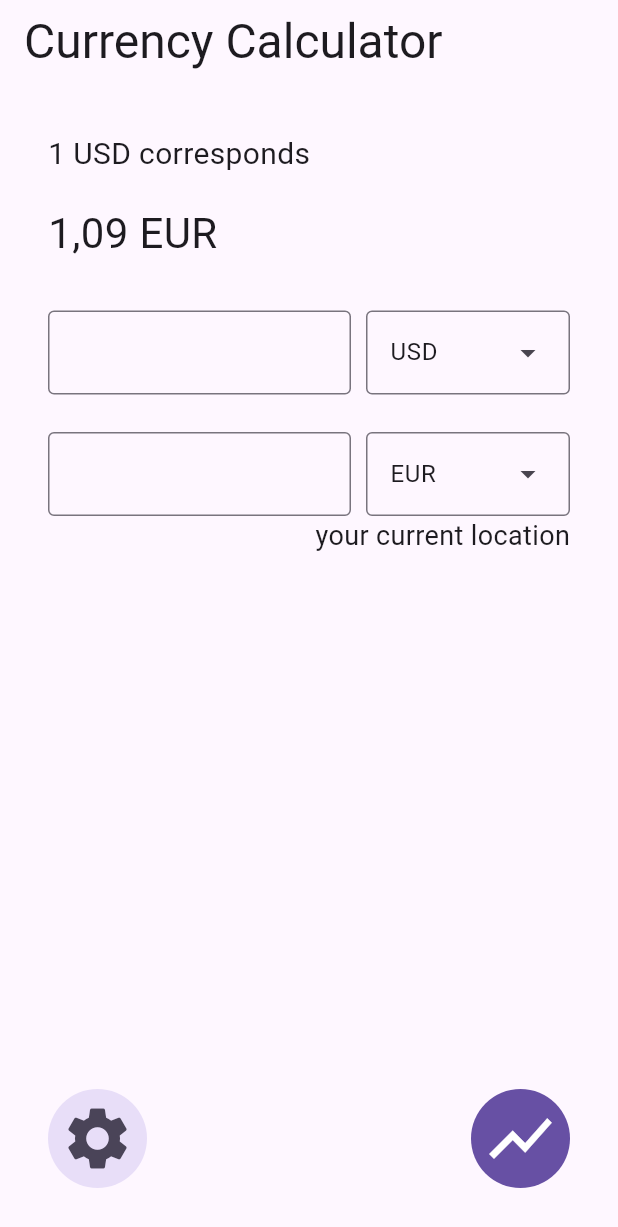
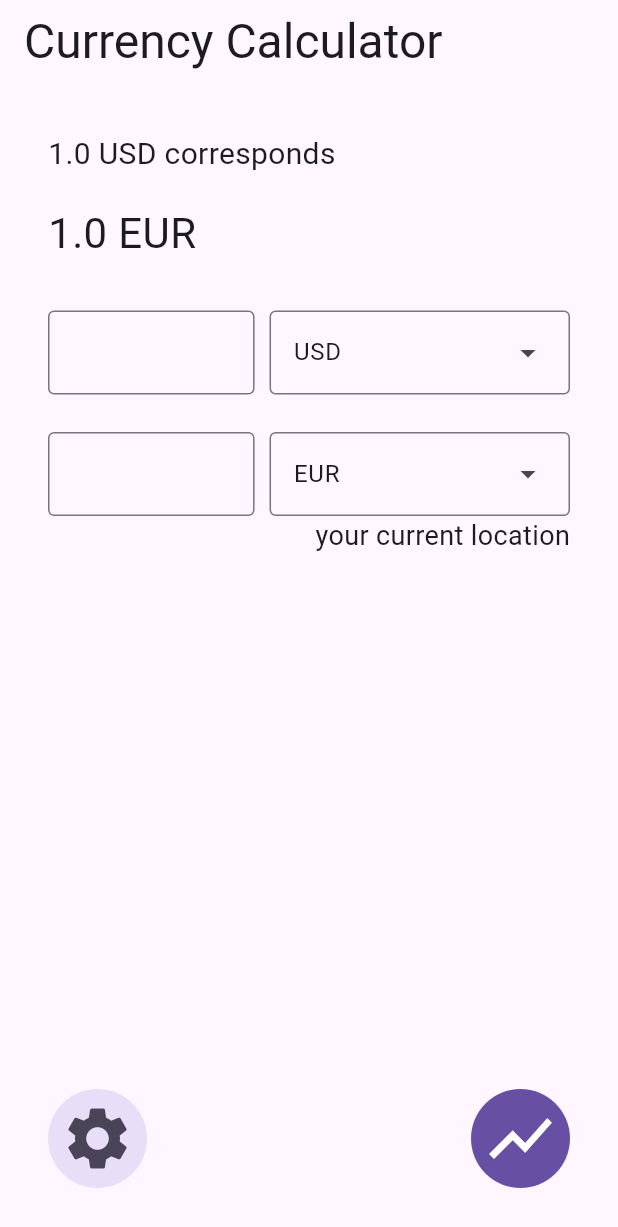
Before and after one commit to cleenc0de/currency-converter, a Flutter app: the screen it shows after launch, on a phone screen of 412 x 824 dp. Shown: the top 1227 px of the screen. Run offline on Flutter 3.47's test engine with Material 3 defaults, Android fonts, the phone set to English and light mode, and no system bars; our stand-ins replace fl_chart, geocoding, geolocator.

Commit message:
show rate

```diff
--- a/currency_converter/lib/screens/currency_converter_screen.dart
+++ b/currency_converter/lib/screens/currency_converter_screen.dart
@@ -21,8 +21,8 @@ class CurrencyConverterState extends State<CurrencyConverter> {
   dynamic currencyProvider;
   final TextEditingController _fromController = TextEditingController();
   final TextEditingController _toController = TextEditingController();
-  final CurrencyRateApi _currencyRateApi =
-  CurrencyRateApi();
+  final CurrencyRateApi _currencyRateApi = CurrencyRateApi();
+  double _rate = 1.0;
   bool _isConverting = false;
   bool _isLoading = false; // TODO: wait until current location is loading
 
@@ -46,16 +46,19 @@ class CurrencyConverterState extends State<CurrencyConverter> {
     _isConverting = true;
     try {
       double fromValue = double.parse(_fromController.text);
-      double rate = await _currencyRateApi.getExchangeRate(
+      _rate = await _currencyRateApi.getExchangeRate(
           currencyProvider.selectedCurrencyFrom,
           currencyProvider.selectedCurrencyTo);
-      double toValue = fromValue * rate;
+      double toValue = fromValue * _rate;
       _toController.value = TextEditingValue(text: toValue.toStringAsFixed(2));
     } catch (e) {
       log('\n Error in _onFromChanged: $e\n');
     } finally {
+      setState(() {
         _isConverting = false;
         _isLoading = false;
+
+      });
     }
   }
 
@@ -65,17 +68,20 @@ class CurrencyConverterState extends State<CurrencyConverter> {
     _isConverting = true;
     try {
       double toValue = double.parse(_toController.text);
-      double rate = await _currencyRateApi.getExchangeRate(
+      _rate = await _currencyRateApi.getExchangeRate(
           currencyProvider.selectedCurrencyTo,
           currencyProvider.selectedCurrencyFrom);
-      double fromValue = toValue * rate;
+      double fromValue = toValue * _rate;
       _fromController.value =
           TextEditingValue(text: fromValue.toStringAsFixed(2));
     } catch (e) {
       log('Error in _onToChanged: $e');
     } finally {
+      setState(() {
         _isConverting = false;
         _isLoading = false;
+
+      });
     }
   }
 
@@ -102,14 +108,12 @@ class CurrencyConverterState extends State<CurrencyConverter> {
           mainAxisAlignment: MainAxisAlignment.center,
           children: <Widget>[
             Text(
-              "1 ${currencyProvider.selectedCurrencyFrom} corresponds",
-              //TODO: don't hardcode exchange rate
+              "1.0 ${currencyProvider.selectedCurrencyFrom} corresponds",
               style: const TextStyle(fontSize: 20),
             ),
             const SizedBox(height: 18),
             Text(
-              "1,09 ${currencyProvider.selectedCurrencyTo}",
-              //TODO: don't hardcode exchange rate
+              "$_rate ${currencyProvider.selectedCurrencyTo}",
               style: const TextStyle(fontSize: 28),
             ),
             const SizedBox(height: 32),
--- a/currency_converter/lib/services/currency_rate_api.dart
+++ b/currency_converter/lib/services/currency_rate_api.dart
@@ -2,7 +2,6 @@ import 'dart:convert';
 import 'dart:developer';
 import 'package:http/http.dart' as http;
 import 'package:intl/intl.dart';
-import 'package:intl/date_symbol_data_local.dart';
 
 class CurrencyRateApi {
   static const String _baseUrl = 'https://api.frankfurter.app';
@@ -21,12 +20,11 @@ class CurrencyRateApi {
 
   Future<List<String>> getHistory(String fromCurrency, String toCurrency) async {
     DateTime now = DateTime.now();
-    print(DateFormat.yMMMd().format(DateTime.now()));
     DateTime oneYearAgo = DateTime(now.year - 1, now.month, now.day);
     log("startdate: $oneYearAgo, enddate: $now");
     final response = await http.get(Uri.parse(
         '$_baseUrl/${DateFormat('yyyy-MM-dd').format(oneYearAgo)}..${DateFormat('yyyy-MM-dd').format(now)}?from=$fromCurrency&to=$toCurrency'));
-
+    log("${Uri.parse('$_baseUrl/${DateFormat('yyyy-MM-dd').format(oneYearAgo)}..${DateFormat('yyyy-MM-dd').format(now)}?from=$fromCurrency&to=$toCurrency')}");
     if (response.statusCode == 200) {
       final Map<String, dynamic> data = json.decode(response.body);
       final List<String> rates = [];
--- a/currency_converter/lib/widgets/currency_drop_down_widget.dart
+++ b/currency_converter/lib/widgets/currency_drop_down_widget.dart
@@ -17,7 +17,7 @@ class CurrencyDropDownWidget extends StatefulWidget {
 }
 
 class CurrencyDropDownWidgetState extends State<CurrencyDropDownWidget> {
-  final List<String> _currencyCodes = ['USD', 'EUR', 'GBP', 'JPY', 'CNY'];
+  final List<String> _currencyCodes = ['current location', 'USD', 'EUR', 'GBP', 'JPY', 'CNY'];
   String? _selectedCurrency;
 
   @override
```
Lines whose indentation alone changed are shown as unchanged.
